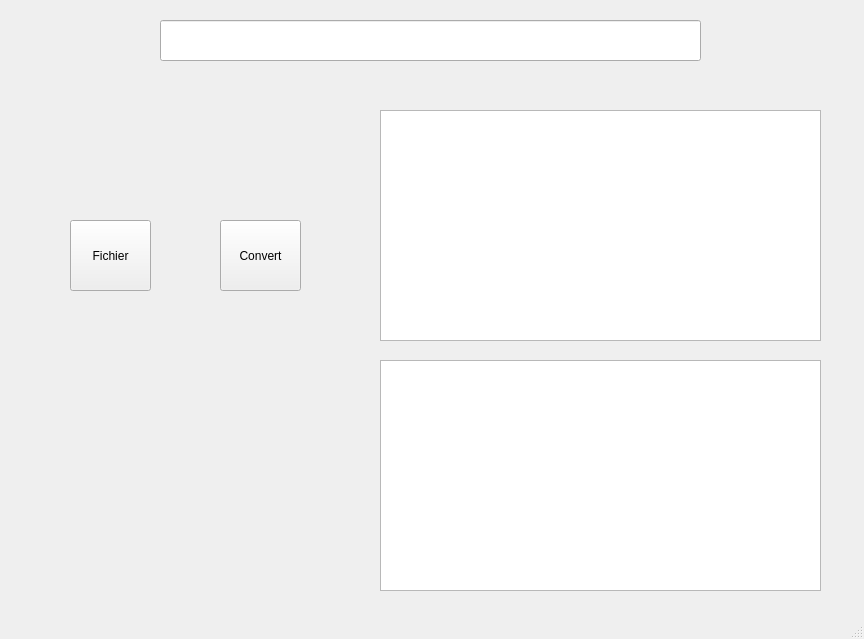
The window that Imprimante/imprimante.ui (Haruuuuuuuuuut/Imprimante_Braille) describes before a commit, drawn with Qt 5.
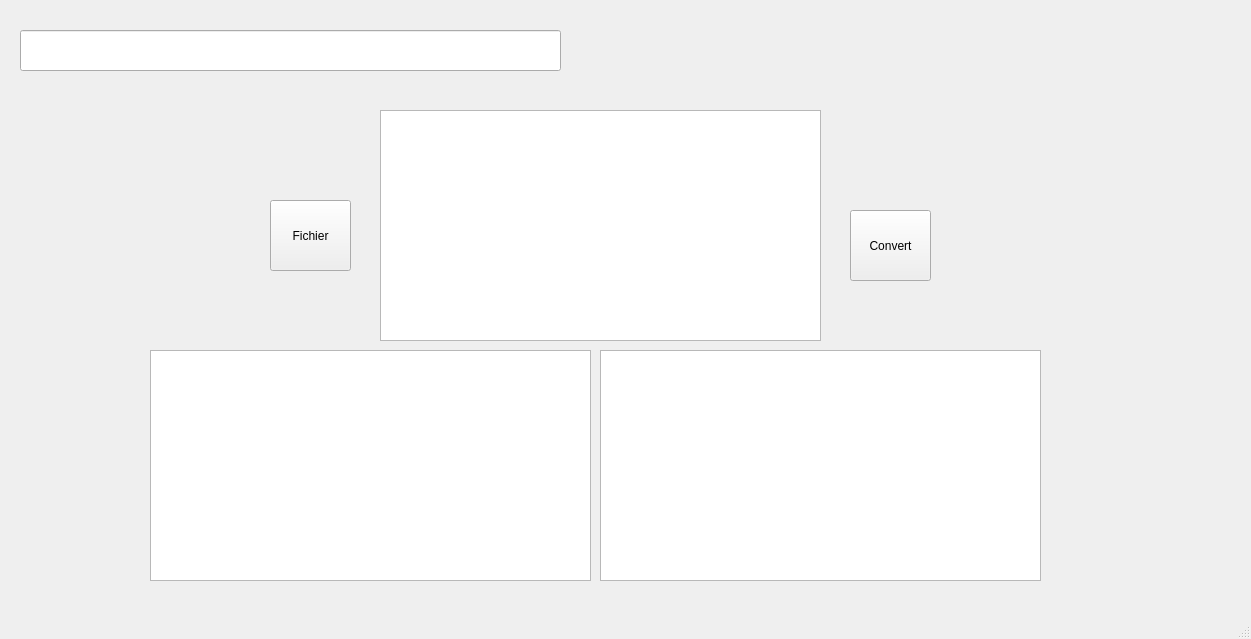
The same window after the commit.

```diff
--- a/Imprimante/imprimante.ui
+++ b/Imprimante/imprimante.ui
@@ -6,7 +6,7 @@
    <rect>
     <x>0</x>
     <y>0</y>
-    <width>864</width>
+    <width>1251</width>
     <height>639</height>
    </rect>
   </property>
@@ -17,8 +17,8 @@
    <widget class="QLineEdit" name="acces">
     <property name="geometry">
      <rect>
-      <x>160</x>
-      <y>20</y>
+      <x>20</x>
+      <y>30</y>
       <width>541</width>
       <height>41</height>
      </rect>
@@ -43,8 +43,8 @@
    <widget class="QTextEdit" name="txtbraille">
     <property name="geometry">
      <rect>
-      <x>380</x>
-      <y>360</y>
+      <x>150</x>
+      <y>350</y>
       <width>441</width>
       <height>231</height>
      </rect>
@@ -56,8 +56,8 @@
    <widget class="QPushButton" name="file">
     <property name="geometry">
      <rect>
-      <x>70</x>
-      <y>220</y>
+      <x>270</x>
+      <y>200</y>
       <width>81</width>
       <height>71</height>
      </rect>
@@ -69,8 +69,8 @@
    <widget class="QPushButton" name="convert">
     <property name="geometry">
      <rect>
-      <x>220</x>
-      <y>220</y>
+      <x>850</x>
+      <y>210</y>
       <width>81</width>
       <height>71</height>
      </rect>
@@ -79,6 +79,19 @@
      <string>Convert</string>
     </property>
    </widget>
+   <widget class="QTextEdit" name="txtcaracbraille">
+    <property name="geometry">
+     <rect>
+      <x>600</x>
+      <y>350</y>
+      <width>441</width>
+      <height>231</height>
+     </rect>
+    </property>
+    <property name="readOnly">
+     <bool>true</bool>
+    </property>
+   </widget>
   </widget>
   <widget class="QMenuBar" name="menubar">
    <property name="geometry">
```
Left out of the diff: 4 changed lines with no effect on the pictures.
